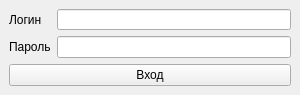
This is Client/Forms/login.ui in azikdinal/python-templates as Qt 5 draws it before an edit. The edited form follows.
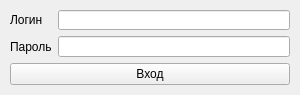
This is the edited form.

Diff of the .ui file:
```diff
--- a/Client/Forms/login.ui
+++ b/Client/Forms/login.ui
@@ -27,6 +27,9 @@
   </property>
   <widget class="QWidget" name="centralwidget">
    <layout class="QVBoxLayout" name="verticalLayout_2">
+    <property name="margin">
+      <number>10</number> <!-- Добавьте необходимое значение отступа здесь -->
+    </property>
     <item>
      <layout class="QFormLayout" name="formLayout">
       <item row="0" column="0">
```
